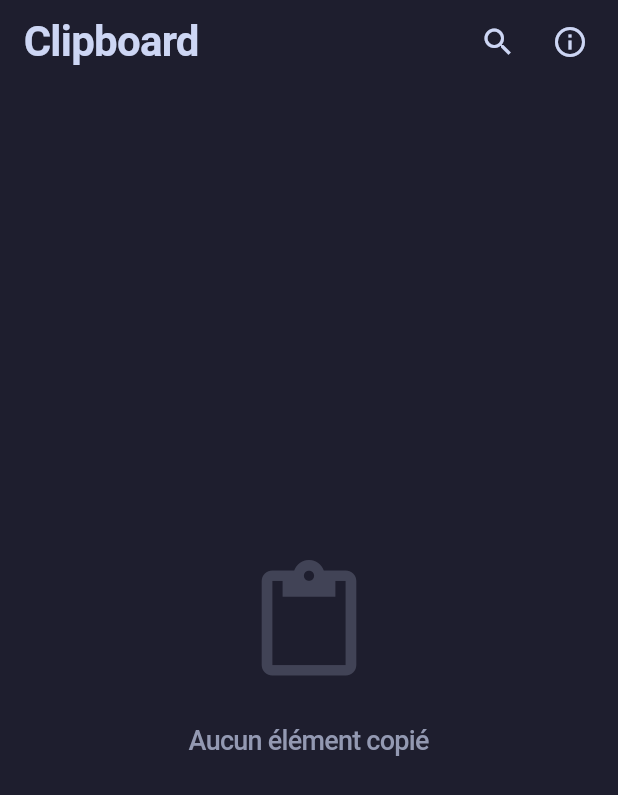
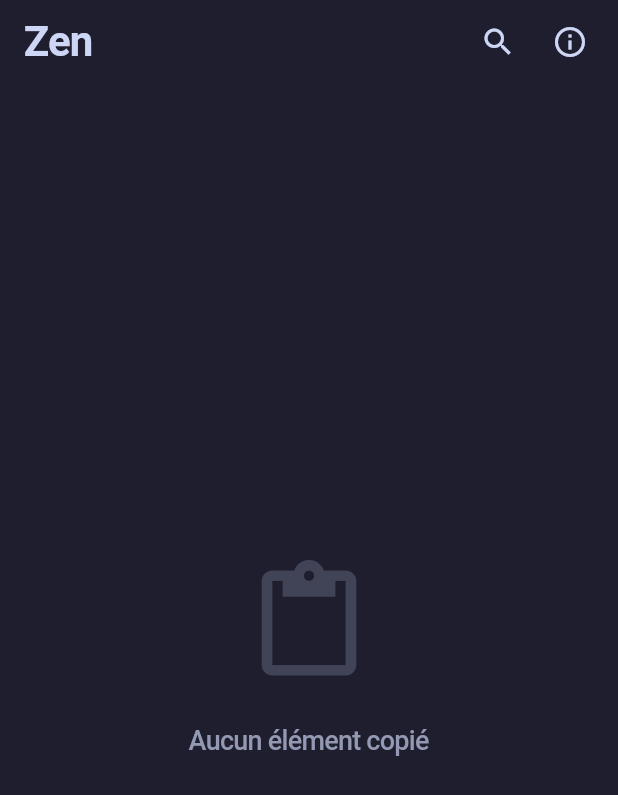
Before and after one commit to Tiavina22/zen, a Flutter app: the screen it shows after launch, on a phone screen of 412 x 824 dp. Shown: the top 795 px of the screen. Run offline on Flutter 3.47's test engine with Material 3 defaults, Android fonts, the phone set to English and light mode, and no system bars; our stand-ins replace sqflite, sqflite_common_ffi; missing offline and left inert: window_manager; accounts and stored records are empty.

Commit message:
[FEAT] : Change title app.

```diff
--- a/lib/main.dart
+++ b/lib/main.dart
@@ -295,7 +295,7 @@ class _ClipboardManagerScreenState extends State<ClipboardManagerScreen> with Si
                   });
                 },
               )
-            : const Text('Clipboard'),
+            : const Text('Zen'),
         leading: _isSearching
             ? IconButton(
                 icon: const Icon(Icons.arrow_back, color: darkText),
```
